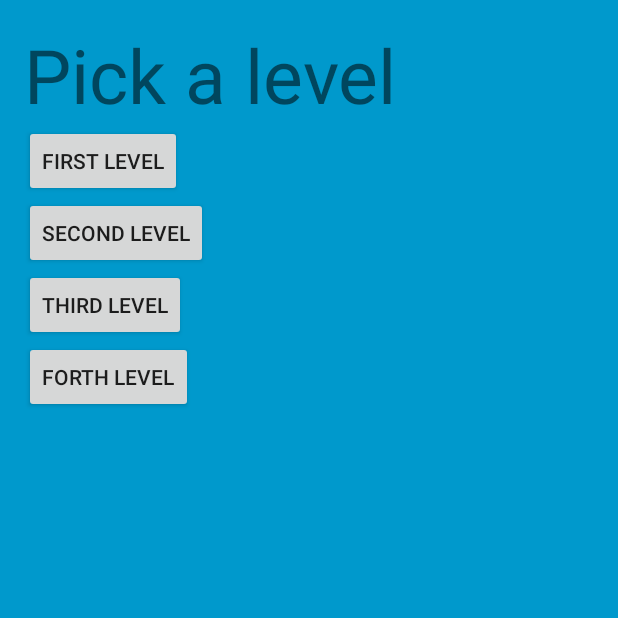
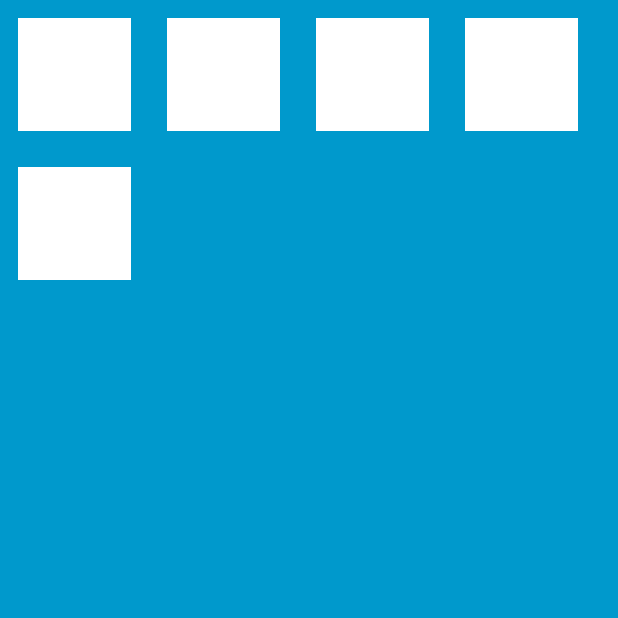
Before and after one commit to addykim/Era-Tactics, an Android app: the InventoryActivity screen opened directly, with no data from a screen before it, on a phone screen of 412 x 824 dp, the top half of it. Run offline under Robolectric (Android 15) with nearby library versions, the phone set to English and light mode, and no system bars.

```diff
--- a/app/src/main/java/askim/eratactics/activities/InventoryActivity.java
+++ b/app/src/main/java/askim/eratactics/activities/InventoryActivity.java
@@ -20,7 +20,10 @@ import askim.eratactics.R;
 
 public class InventoryActivity extends FragmentActivity {
 
+    // Tabbed view http://developer.android.com/training/implementing-navigation/lateral.html
+
     /**
+     *
      * The {@link android.support.v4.view.PagerAdapter} that will provide fragments representing
      * each object in a collection. We use a {@link android.support.v4.app.FragmentStatePagerAdapter}
      * derivative, which will destroy and re-create fragments as needed, saving and restoring their
@@ -60,32 +63,6 @@ public class InventoryActivity extends FragmentActivity {
         mViewPager.setAdapter(mInventoryPagerAdapter);
     }
 
-    @Override
-    public boolean onOptionsItemSelected(MenuItem item) {
-        switch (item.getItemId()) {
-            case android.R.id.home:
-                // This is called when the Home (Up) button is pressed in the action bar.
-                // Create a simple intent that starts the hierarchical parent activity and
-                // use NavUtils in the Support Package to ensure proper handling of Up.
-                Intent upIntent = new Intent(this, TacticsGame.class);
-                if (NavUtils.shouldUpRecreateTask(this, upIntent)) {
-                    // This activity is not part of the application's task, so create a new task
-                    // with a synthesized back stack.
-                    TaskStackBuilder.from(this)
-                            // If there are ancestor activities, they should be added here.
-                            .addNextIntent(upIntent)
-                            .startActivities();
-                    finish();
-                } else {
-                    // This activity is part of the application's task, so simply
-                    // navigate up to the hierarchical parent activity.
-                    NavUtils.navigateUpTo(this, upIntent);
-                }
-                return true;
-        }
-        return super.onOptionsItemSelected(item);
-    }
-
     /**
      * A {@link android.support.v4.app.FragmentStatePagerAdapter} that returns a fragment
      * representing an object in the collection.
@@ -108,7 +85,7 @@ public class InventoryActivity extends FragmentActivity {
         @Override
         public int getCount() {
             // For this contrived example, we have a 100-object collection.
-            return 100;
+            return 4;
         }
 
         @Override
@@ -117,21 +94,24 @@ public class InventoryActivity extends FragmentActivity {
         }
     }
 
-    /**
-     * A dummy fragment representing a section of the app, but that simply displays dummy text.
-     */
+    // Instances of this class are fragments representing a single
+// object in our collection.s
+
     public static class DemoObjectFragment extends Fragment {
-
         public static final String ARG_OBJECT = "object";
 
         @Override
-        public View onCreateView(LayoutInflater inflater, ViewGroup container,
-                                 Bundle savedInstanceState) {
-            View rootView = inflater.inflate(R.layout.activity_level_select, container, false);
+        public View onCreateView(LayoutInflater inflater,
+                                 ViewGroup container, Bundle savedInstanceState) {
+            // The last two arguments ensure LayoutParams are inflated
+            // properly.
+            View rootView = inflater.inflate(
+                    R.layout.view_inventory, container, false);
             Bundle args = getArguments();
 //            ((TextView) rootView.findViewById(android.R.id.text1)).setText(
 //                    Integer.toString(args.getInt(ARG_OBJECT)));
             return rootView;
         }
     }
+
 }
--- /dev/null
+++ b/app/src/main/res/layout/view_inventory.xml
@@ -0,0 +1,45 @@
+<?xml version="1.0" encoding="utf-8"?>
+<LinearLayout xmlns:android="http://schemas.android.com/apk/res/android"
+    android:orientation="vertical"
+    android:layout_width="match_parent"
+    android:layout_height="match_parent"
+    android:background="@color/mainBackground">
+
+
+    <GridLayout
+        android:id="@+id/inventory_grid"
+        android:layout_width="match_parent"
+        android:layout_height="match_parent"
+        android:layout_gravity="center_horizontal"
+        android:columnCount="4"
+        android:rowCount="8">
+
+        <ImageView
+            android:layout_width="@dimen/inventory_square"
+            android:layout_height="@dimen/inventory_square"
+            android:layout_margin="@dimen/inventory_square_margin"
+            android:background="@color/white"/>
+
+        <ImageView
+            android:layout_width="@dimen/inventory_square"
+            android:layout_height="@dimen/inventory_square"
+            android:layout_margin="@dimen/inventory_square_margin"
+            android:background="@color/white"/>
+        <ImageView
+            android:layout_width="@dimen/inventory_square"
+            android:layout_height="@dimen/inventory_square"
+            android:layout_margin="@dimen/inventory_square_margin"
+            android:background="@color/white"/>
+        <ImageView
+            android:layout_width="@dimen/inventory_square"
+            android:layout_height="@dimen/inventory_square"
+            android:layout_margin="@dimen/inventory_square_margin"
+            android:background="@color/white"/>
+        <ImageView
+            android:layout_width="@dimen/inventory_square"
+            android:layout_height="@dimen/inventory_square"
+            android:layout_margin="@dimen/inventory_square_margin"
+            android:background="@color/white"/>
+
+    </GridLayout>
+</LinearLayout>
--- a/app/src/main/res/values/dimens.xml
+++ b/app/src/main/res/values/dimens.xml
@@ -16,6 +16,9 @@
     <dimen name="equipment_header_text">40sp</dimen>
     <dimen name="equipment_normal_text">25sp</dimen>
 
+    <!--Inventory-->
+    <dimen name="inventory_square">75dp</dimen>
+    <dimen name="inventory_square_margin">12dp</dimen>
     <!--Team-->
     <dimen name="team_character_size">75dp</dimen>
     <dimen name="team_board_size">300dp</dimen>
```
Also changed, not shown: app/src/main/java/askim/eratactics/activities/MembersActivity.java (+15 -10 lines), app/src/main/java/askim/eratactics/adapters/LevelSelectAdapter.java (added, +69 -0 lines), app/src/main/java/askim/eratactics/views/LevelSelectView.java (added, +10 -0 lines).
